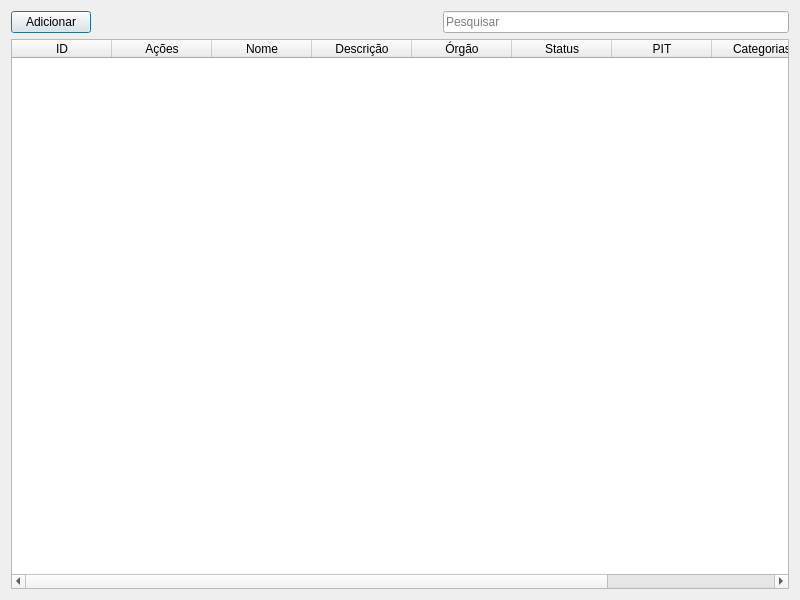
Above: uis/mFields.ui from dsgoficial/SAP_Gerente before the change. Below: the same form after it.
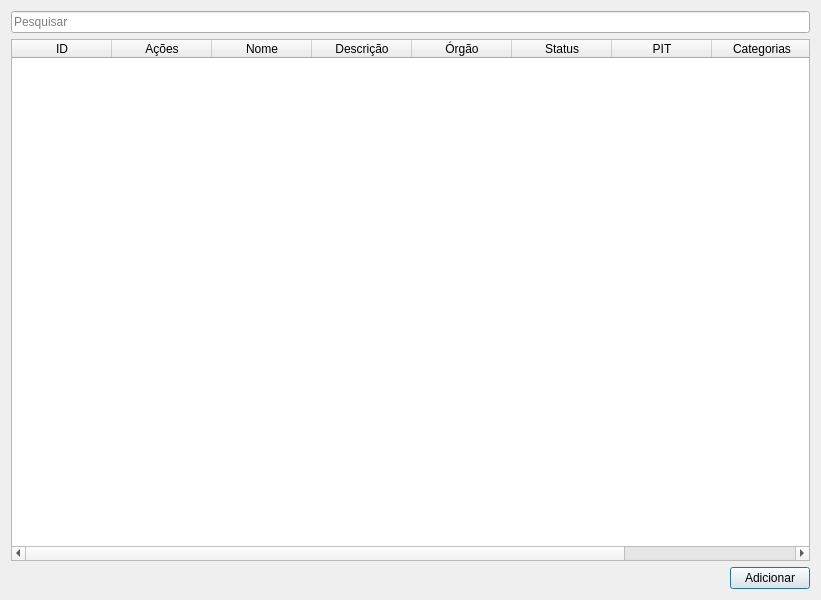
That is the form after the change.

```diff
--- a/uis/mFields.ui
+++ b/uis/mFields.ui
@@ -6,7 +6,7 @@
    <rect>
     <x>0</x>
     <y>0</y>
-    <width>800</width>
+    <width>821</width>
     <height>600</height>
    </rect>
   </property>
@@ -17,27 +17,7 @@
    <item row="0" column="0">
     <layout class="QHBoxLayout" name="horizontalLayout">
      <item>
-      <widget class="QPushButton" name="addFormBtn">
-       <property name="text">
-        <string>Adicionar</string>
-       </property>
-      </widget>
-     </item>
-     <item>
-      <spacer name="horizontalSpacer">
-       <property name="orientation">
-        <enum>Qt::Horizontal</enum>
-       </property>
-       <property name="sizeHint" stdset="0">
-        <size>
-         <width>40</width>
-         <height>20</height>
-        </size>
-       </property>
-      </spacer>
-     </item>
-     <item>
-      <widget class="QLineEdit" name="searchLineEdit">
+      <widget class="QLineEdit" name="searchLe">
        <property name="placeholderText">
         <string>Pesquisar</string>
        </property>
@@ -94,6 +74,19 @@
      </column>
     </widget>
    </item>
+   <item row="2" column="0" alignment="Qt::AlignRight">
+    <widget class="QPushButton" name="addFormBtn">
+     <property name="sizePolicy">
+      <sizepolicy hsizetype="Fixed" vsizetype="Fixed">
+       <horstretch>0</horstretch>
+       <verstretch>0</verstretch>
+      </sizepolicy>
+     </property>
+     <property name="text">
+      <string>Adicionar</string>
+     </property>
+    </widget>
+   </item>
   </layout>
  </widget>
  <resources/>
```
